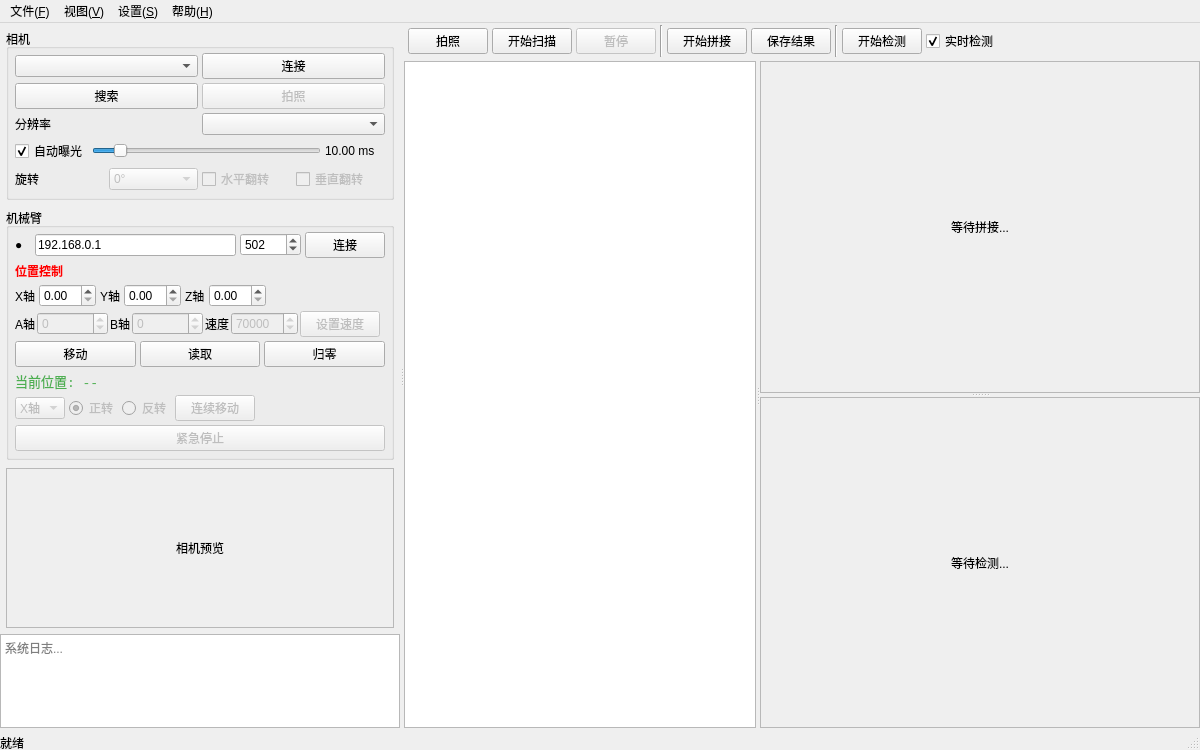
choushunn/ArmSightStitch, file ui/MainWindow.ui: the form before one commit.
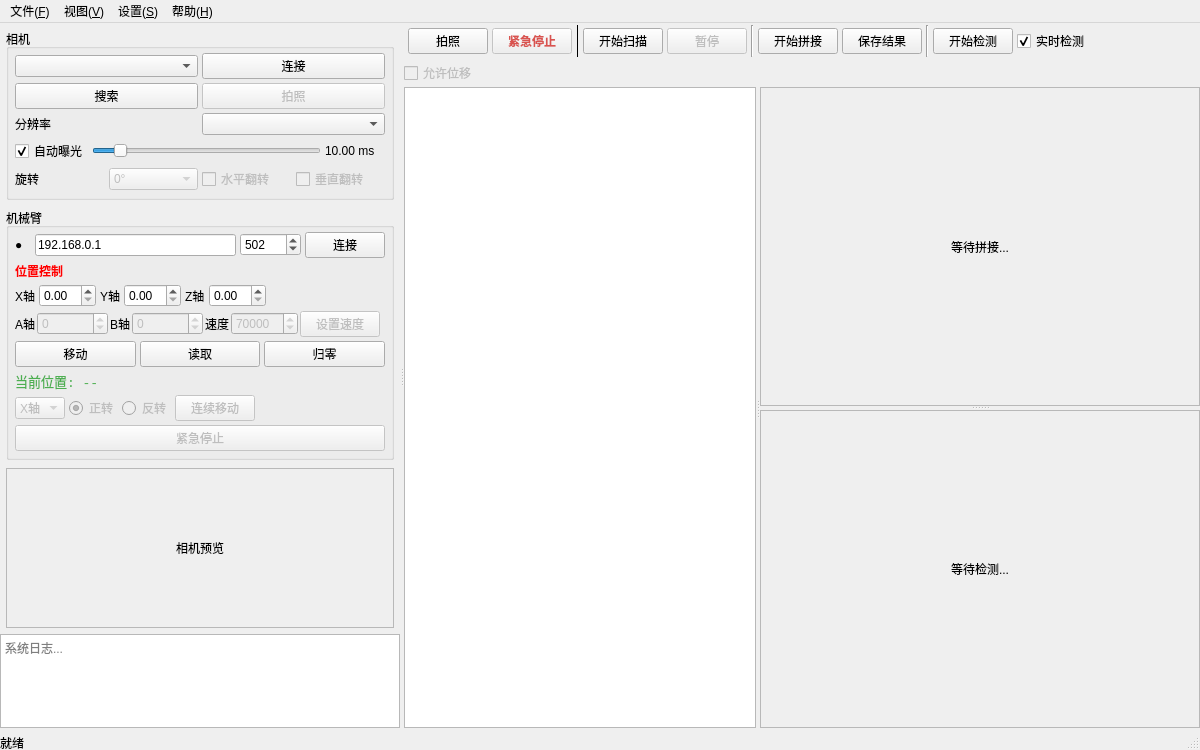
The form after the commit.

Commit message:
fix: 机械臂连接错误提示、IP掩码、默认禁用状态、工具栏紧急停止
- 连接失败时显示具体Modbus错误原因
- IP地址使用正则验证替代固定宽度掩码
- 所有相机/机械臂依赖控件启动时默认禁用
- 工具栏左侧新增紧急停止按钮
- 允许位移复选框联动机械臂连接状态
- 自动曝光/slider/分辨率/旋转/翻转等相机控件默认禁用

Diff of the .ui file:
```diff
--- a/ui/MainWindow.ui
+++ b/ui/MainWindow.ui
@@ -344,6 +344,19 @@
              <property name="minimumSize"><size><width>48</width><height>0</height></size></property>
             </widget>
            </item>
+           <item>
+            <widget class="QPushButton" name="toolbarEmergStopBtn">
+             <property name="text"><string>紧急停止</string></property>
+             <property name="minimumSize"><size><width>68</width><height>0</height></size></property>
+             <property name="enabled"><bool>false</bool></property>
+             <property name="styleSheet"><string notr="true">color: #D9534F; font-weight: bold;</string></property>
+            </widget>
+           </item>
+           <item>
+            <widget class="QFrame" name="toolbarSepEmerg">
+             <property name="frameShape"><enum>QFrame::Shape::VLine</enum></property>
+            </widget>
+           </item>
            <item>
             <widget class="QPushButton" name="quickScanBtn">
              <property name="text"><string>开始扫描</string></property>
@@ -405,6 +418,13 @@
          </widget>
         </item>
 
+        <item>
+         <widget class="QCheckBox" name="cellMoveCheck">
+          <property name="text"><string>允许位移</string></property>
+          <property name="enabled"><bool>false</bool></property>
+         </widget>
+        </item>
+
         <!-- Work Splitter: Grid (left) + Preview (right) -->
         <item>
          <widget class="QSplitter" name="workSplitter">
```
The commit also changes 5 other files.
